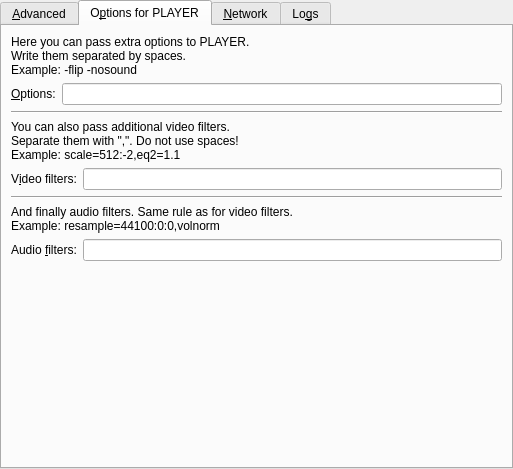
Above: src/prefadvanced.ui from smplayer-dev/smplayer before the change. Below: the same form after it.
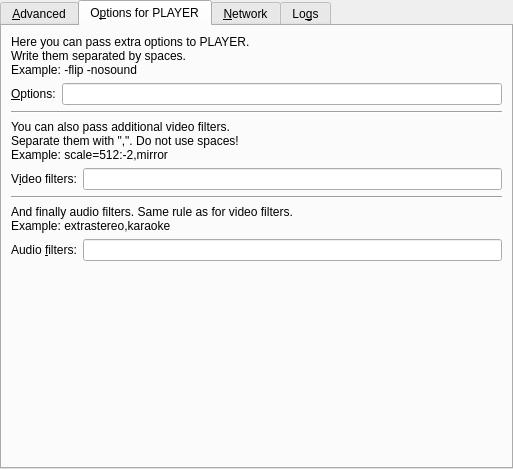
That is the form after the change. The open tabs and pages were chosen to show the change. Custom widgets are drawn as their Qt base class.

Commit message: Change the examples in prefadvanced and filepropertiesdialog

Diff of the .ui file:
```diff
--- a/src/prefadvanced.ui
+++ b/src/prefadvanced.ui
@@ -370,7 +370,7 @@
          <property name="text">
           <string>You can also pass additional video filters.
 Separate them with &quot;,&quot;. Do not use spaces!
-Example: scale=512:-2,eq2=1.1</string>
+Example: scale=512:-2,mirror</string>
          </property>
          <property name="alignment">
           <set>Qt::AlignVCenter</set>
@@ -429,7 +429,7 @@
         <widget class="QLabel" name="textLabel5_2">
          <property name="text">
           <string>And finally audio filters. Same rule as for video filters.
-Example: resample=44100:0:0,volnorm</string>
+Example: extrastereo,karaoke</string>
          </property>
          <property name="alignment">
           <set>Qt::AlignVCenter</set>
```
The commit also changes 3 other files.
